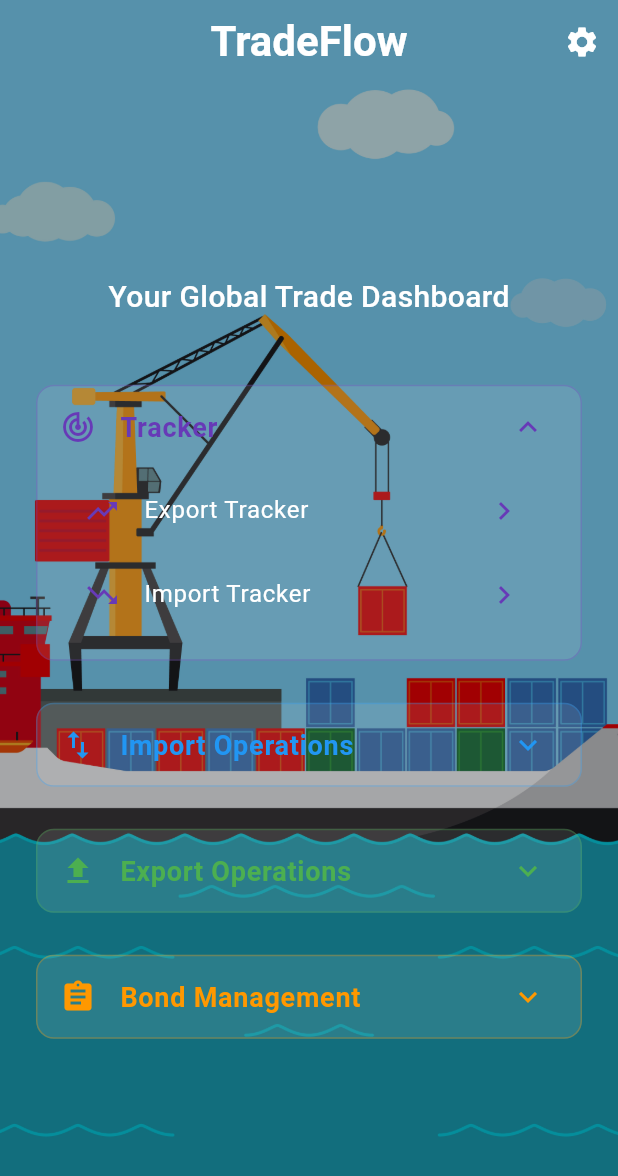
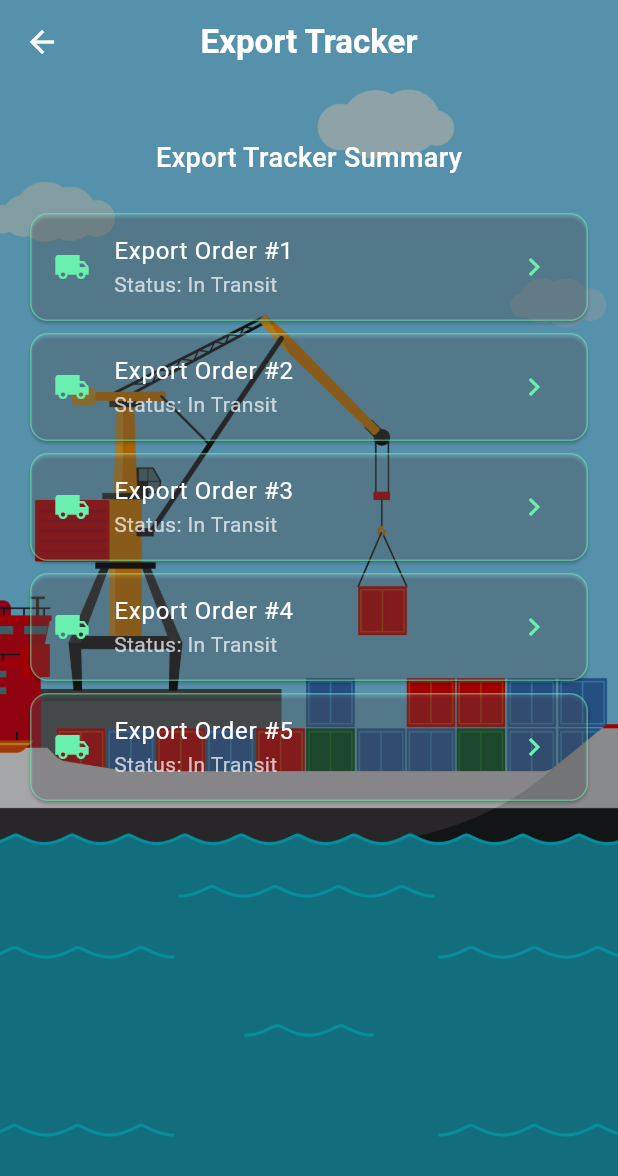
Before and after one commit to fusiontectechteam/SANCO_Mble, a Flutter app: the IndexPage screen opened directly, after a tap on "Tracker", after a tap on "Export Tracker", on a phone screen of 412 x 824 dp. Shown: the top 1176 px of the screen. Run offline on Flutter 3.47's test engine with Material 3 defaults, Android fonts, the phone set to English and light mode, and no system bars; our stand-ins replace google_fonts; Roboto replaces fonts that are missing (Arial).

Commit message:
Changes in index.dart

```diff
--- /dev/null
+++ b/lib/screens/Exporttracker.dart
@@ -0,0 +1,93 @@
+import 'package:flutter/material.dart';
+
+class ExportTracker extends StatelessWidget {
+  const ExportTracker({super.key});
+
+  @override
+  Widget build(BuildContext context) {
+    return Scaffold(
+      extendBodyBehindAppBar: true,
+      appBar: AppBar(
+        title: const Text(
+          'Export Tracker',
+          style: TextStyle(
+            color: Colors.white,
+            fontWeight: FontWeight.bold,
+            fontSize: 22,
+          ),
+        ),
+        centerTitle: true,
+        backgroundColor: Colors.transparent,
+        elevation: 0,
+        leading: IconButton(
+          icon: const Icon(Icons.arrow_back, color: Colors.white),
+          onPressed: () => Navigator.pop(context),
+        ),
+      ),
+      body: Container(
+        decoration: BoxDecoration(
+          image: DecorationImage(
+            image: const AssetImage('assets/index.jpg'),
+            fit: BoxFit.cover,
+            colorFilter: ColorFilter.mode(
+              Colors.black.withOpacity(0.3),
+              BlendMode.darken,
+            ),
+          ),
+        ),
+        child: SafeArea(
+          child: Padding(
+            padding: const EdgeInsets.all(16.0),
+            child: Column(
+              children: [
+                const SizedBox(height: 20),
+                const Text(
+                  'Export Tracker Summary',
+                  style: TextStyle(
+                    fontSize: 18,
+                    fontWeight: FontWeight.w500,
+                    color: Colors.white,
+                  ),
+                ),
+                const SizedBox(height: 20),
+
+                // Sample content list
+                Expanded(
+                  child: ListView.builder(
+                    itemCount: 5, // replace with your dynamic count
+                    itemBuilder: (context, index) {
+                      return Card(
+                        color: Colors.white.withOpacity(0.1),
+                        shape: RoundedRectangleBorder(
+                          borderRadius: BorderRadius.circular(12),
+                          side: BorderSide(
+                            color: Colors.greenAccent.withOpacity(0.5),
+                          ),
+                        ),
+                        child: ListTile(
+                          leading: const Icon(Icons.local_shipping, color: Colors.greenAccent),
+                          title: Text(
+                            'Export Order #${index + 1}',
+                            style: const TextStyle(color: Colors.white),
+                          ),
+                          subtitle: const Text(
+                            'Status: In Transit',
+                            style: TextStyle(color: Colors.white70),
+                          ),
+                          trailing: const Icon(Icons.chevron_right, color: Colors.greenAccent),
+                          onTap: () {
+                            // Implement detailed view here
+                          },
+                        ),
+                      );
+                    },
+                  ),
+                ),
+              ],
+            ),
+          ),
+        ),
+      ),
+    );
+  }
+}
--- a/lib/screens/index.dart
+++ b/lib/screens/index.dart
@@ -6,6 +6,7 @@ import 'importtracker.dart';
 import 'exportwisein.dart';
 import 'exportwiseout.dart';
 import 'chawise.dart';
+import 'Exporttracker.dart';
 
 class IndexPage extends StatefulWidget {
   const IndexPage({super.key});
@@ -73,7 +74,7 @@ class _IndexPageState extends State<IndexPage> {
                   children: [
                     const SizedBox(height: 40),
                     const Text(
-                      'Your Global Trade Dashboard',
+                      'SANCO DASHBOARD',
                       style: TextStyle(
                         fontSize: 20,
                         color: Colors.white,
@@ -100,7 +101,12 @@ class _IndexPageState extends State<IndexPage> {
                         _buildMenuItem(
                           icon: Icons.trending_up,
                           label: "Export Tracker",
-                          onPressed: () {},
+                        onPressed: () {
+                            Navigator.push(
+                              context,
+                              MaterialPageRoute(builder: (context) => const ExportTracker()),
+                            );
+                          },
                           color: Colors.deepPurple,
                         ),
                         _buildMenuItem(
```
Also changed, not shown: android/lib/main.dart (added, +122 -0 lines), 127 other files.
